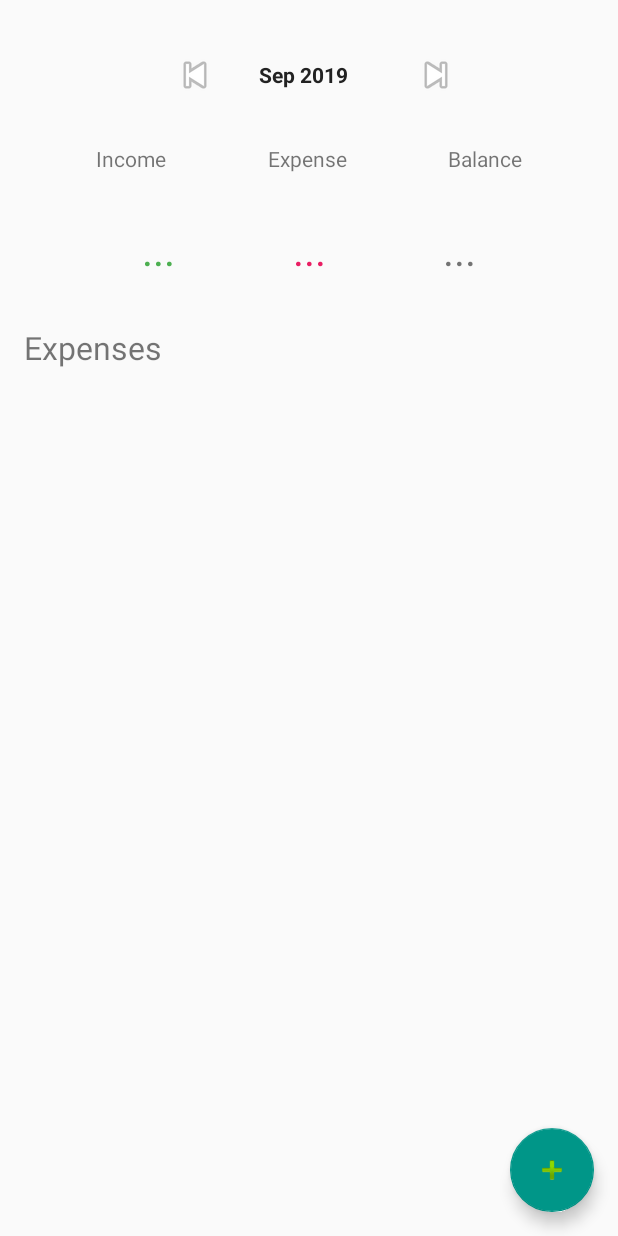
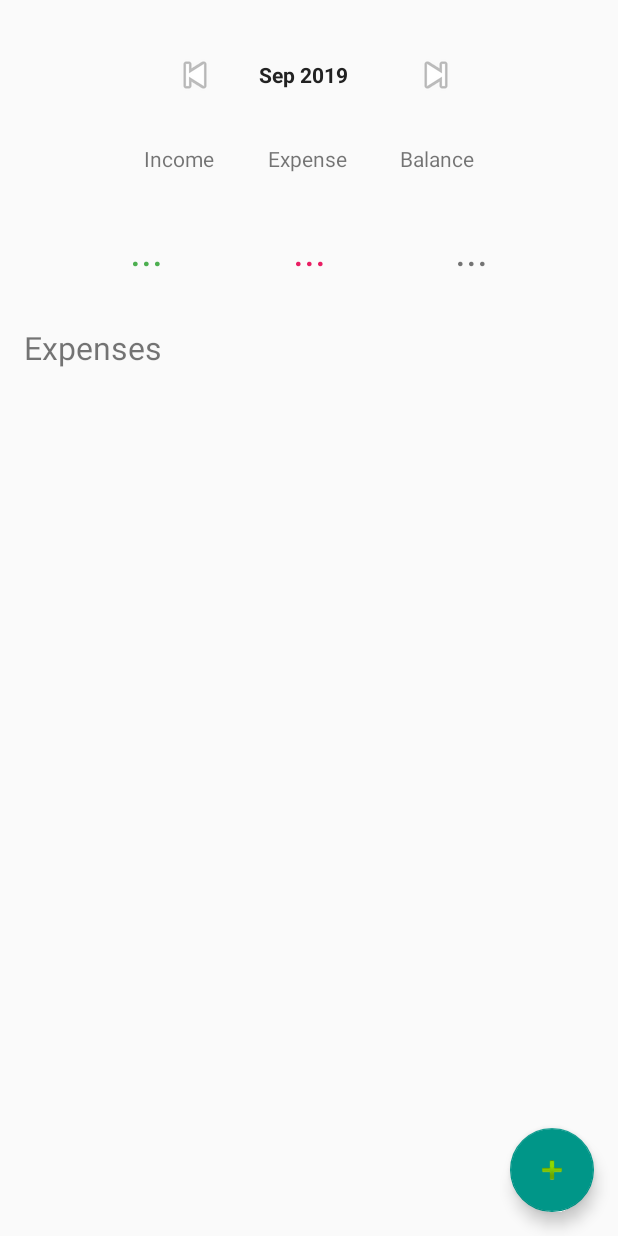
Before and after one commit to gscoppino/budget-app-android, an Android app: the layout fragment_home.xml on its own in the app's theme, with its tools: preview values and no code run, on a phone screen of 412 x 824 dp. Run offline under Robolectric (Android 15) with nearby library versions, the phone set to English and light mode, and no system bars.

Commit message:
Improves alignment of budget summary labels with their corresponding values. In the long run, stacking them in linear layouts would be better.

```diff
--- a/app/src/main/res/layout/fragment_home.xml
+++ b/app/src/main/res/layout/fragment_home.xml
@@ -23,11 +23,11 @@
         android:id="@+id/incomeLabel"
         android:layout_width="wrap_content"
         android:layout_height="wrap_content"
-        android:layout_marginStart="64dp"
-        android:layout_marginLeft="64dp"
+        android:layout_marginStart="96dp"
+        android:layout_marginLeft="96dp"
         android:layout_marginTop="96dp"
+        android:gravity="left"
         android:text="@string/app_income_label"
-        app:layout_constraintHorizontal_bias="0.5"
         app:layout_constraintStart_toStartOf="parent"
         app:layout_constraintTop_toTopOf="parent" />
 
@@ -47,20 +47,21 @@
         android:layout_width="wrap_content"
         android:layout_height="wrap_content"
         android:layout_marginTop="96dp"
-        android:layout_marginEnd="64dp"
-        android:layout_marginRight="64dp"
+        android:layout_marginEnd="96dp"
+        android:layout_marginRight="96dp"
+        android:gravity="right"
         android:text="@string/app_balance_label"
         app:layout_constraintEnd_toEndOf="parent"
-        app:layout_constraintHorizontal_bias="0.5"
         app:layout_constraintTop_toTopOf="parent" />
 
     <TextView
         android:id="@+id/incomeValueLabel"
         android:layout_width="wrap_content"
         android:layout_height="wrap_content"
-        android:layout_marginStart="16dp"
-        android:layout_marginLeft="16dp"
+        android:layout_marginStart="8dp"
+        android:layout_marginLeft="8dp"
         android:layout_marginTop="32dp"
+        android:gravity="left"
         android:text="..."
         android:textColor="#4CAF50"
         android:textSize="28sp"
@@ -73,7 +74,12 @@
         android:id="@+id/expenseValueLabel"
         android:layout_width="wrap_content"
         android:layout_height="wrap_content"
+        android:layout_marginStart="8dp"
+        android:layout_marginLeft="8dp"
         android:layout_marginTop="32dp"
+        android:layout_marginEnd="8dp"
+        android:layout_marginRight="8dp"
+        android:gravity="center"
         android:text="..."
         android:textColor="#E91E63"
         android:textSize="28sp"
@@ -87,8 +93,8 @@
         android:layout_width="wrap_content"
         android:layout_height="wrap_content"
         android:layout_marginTop="32dp"
-        android:layout_marginEnd="16dp"
-        android:layout_marginRight="16dp"
+        android:layout_marginEnd="8dp"
+        android:layout_marginRight="8dp"
         android:text="..."
         android:textSize="28sp"
         app:layout_constraintEnd_toEndOf="parent"
```
